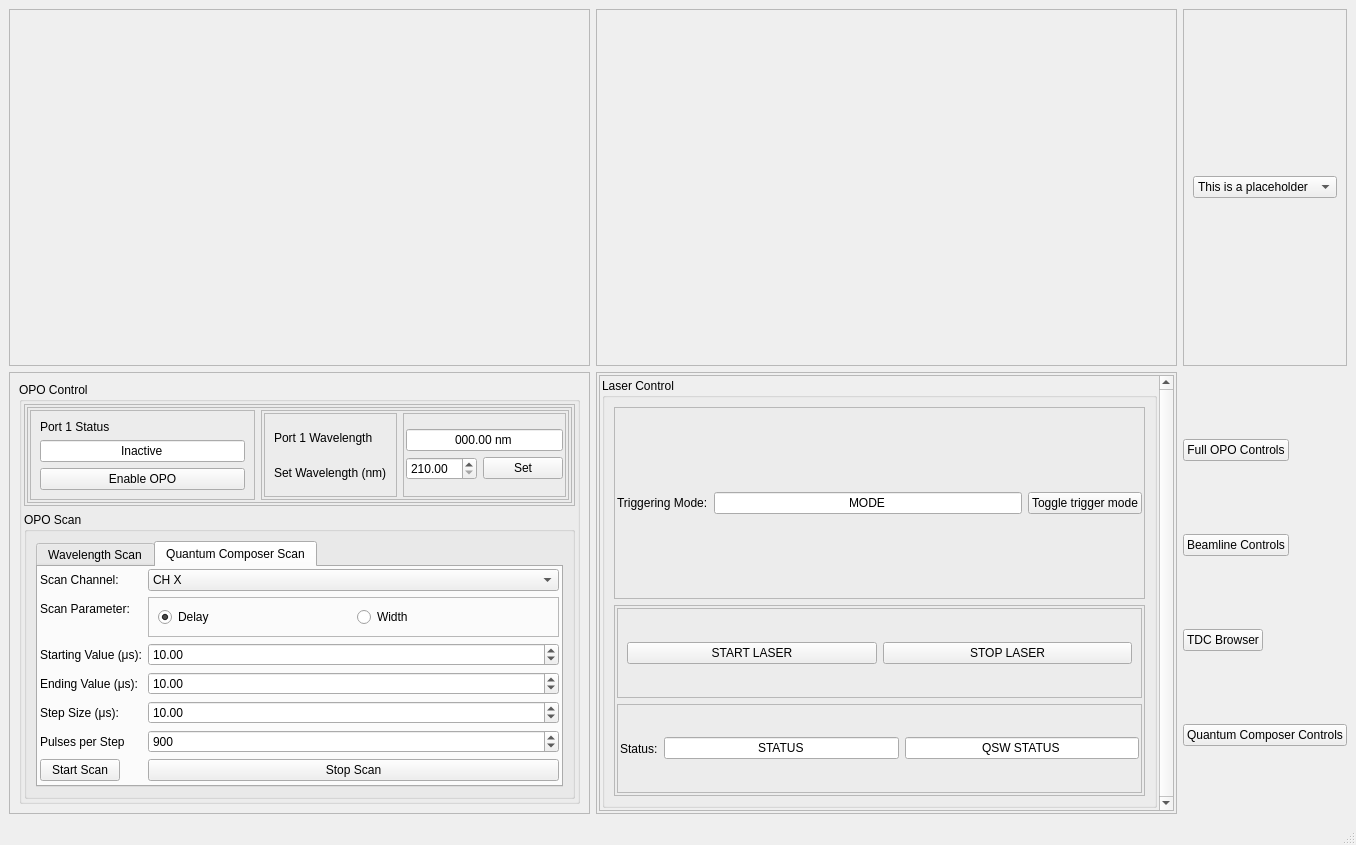
The window that BigGUI.ui (gmondee/BigGUI) describes before a commit, drawn with Qt 5.
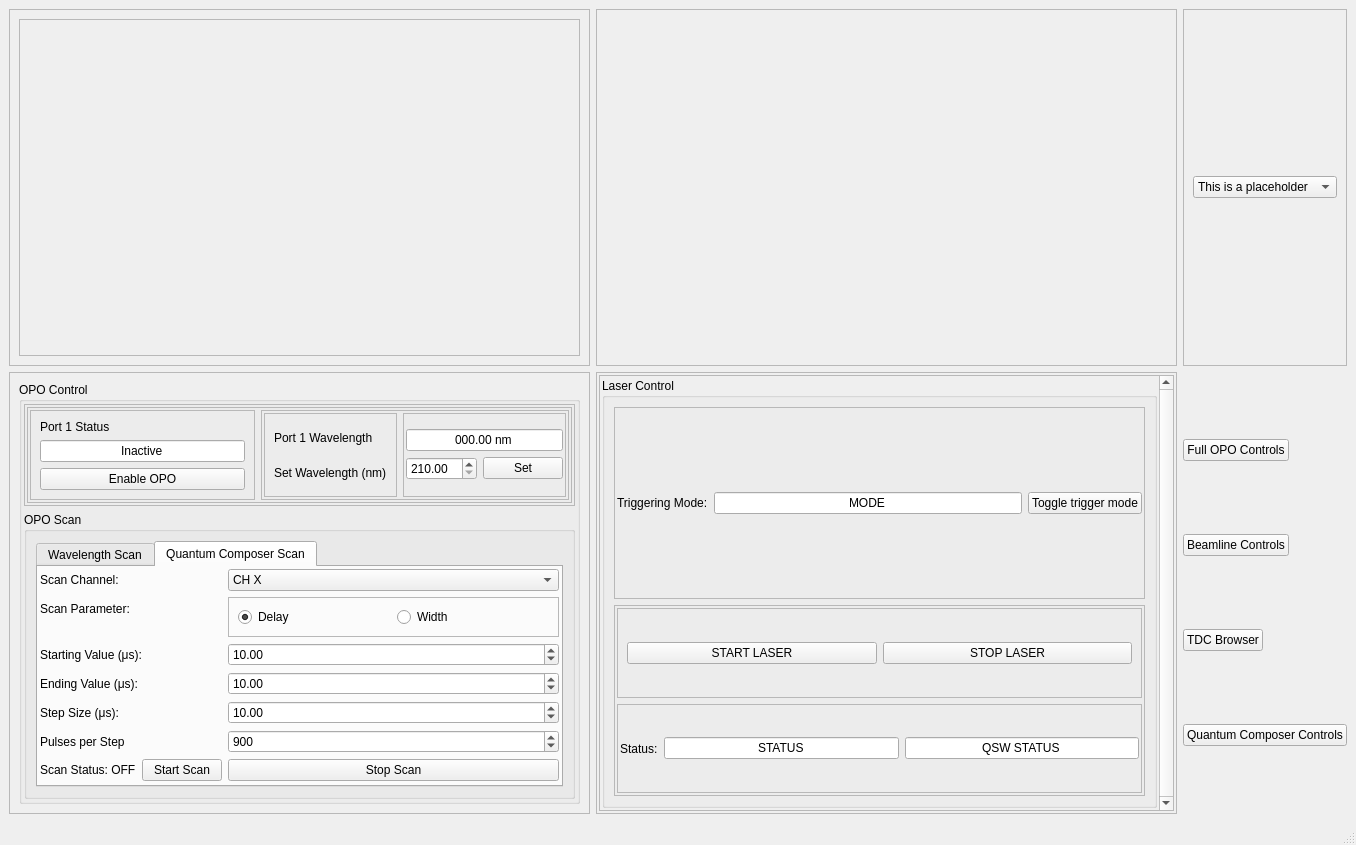
The same window after the commit. The open tabs and pages were chosen to show the change.

Commit message: qc scan ui changes

Diff of the .ui file:
```diff
--- a/BigGUI.ui
+++ b/BigGUI.ui
@@ -556,13 +556,6 @@
                        </property>
                       </widget>
                      </item>
-                     <item row="6" column="0">
-                      <widget class="QPushButton" name="pushButtonQCScanStart">
-                       <property name="text">
-                        <string>Start Scan</string>
-                       </property>
-                      </widget>
-                     </item>
                      <item row="6" column="1">
                       <widget class="QPushButton" name="pushButtonQCScanStop">
                        <property name="text">
@@ -673,6 +666,24 @@
                        </property>
                       </widget>
                      </item>
+                     <item row="6" column="0">
+                      <layout class="QHBoxLayout" name="horizontalLayout_11">
+                       <item>
+                        <widget class="QLabel" name="labelQCScanStatus">
+                         <property name="text">
+                          <string>Scan Status: OFF</string>
+                         </property>
+                        </widget>
+                       </item>
+                       <item>
+                        <widget class="QPushButton" name="pushButtonQCScanStart">
+                         <property name="text">
+                          <string>Start Scan</string>
+                         </property>
+                        </widget>
+                       </item>
+                      </layout>
+                     </item>
                     </layout>
                    </item>
                   </layout>
@@ -785,7 +796,18 @@
         <property name="frameShadow">
          <enum>QFrame::Shadow::Raised</enum>
         </property>
-        <layout class="QVBoxLayout" name="verticalLayout_14"/>
+        <layout class="QVBoxLayout" name="verticalLayout_14">
+         <item>
+          <widget class="QFrame" name="frame_14">
+           <property name="frameShape">
+            <enum>QFrame::Shape::StyledPanel</enum>
+           </property>
+           <property name="frameShadow">
+            <enum>QFrame::Shadow::Raised</enum>
+           </property>
+          </widget>
+         </item>
+        </layout>
        </widget>
       </item>
       <item row="6" column="1">
```
Left out of the diff: 4 changed lines with no effect on the pictures. The commit also changes 1 other file.
